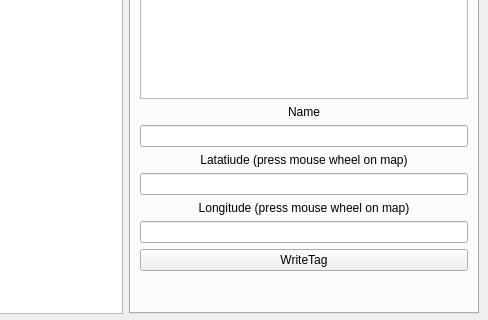
Old version of the form src/demoApp/mainwindow.ui in the repository geo2tag/core-1.0; both pictures show x 312 to 800 and y 149 to 469 of the 800 by 600 pixel window.
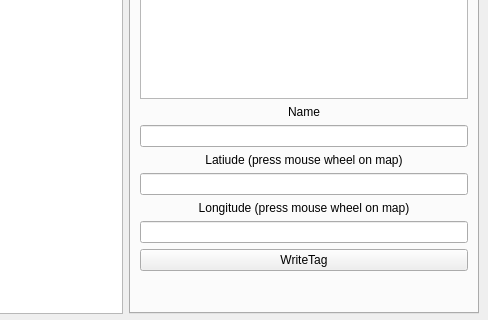
New version of the form. The open tabs and pages were chosen to show the change.

Diff of the .ui file:
```diff
--- a/src/demoApp/mainwindow.ui
+++ b/src/demoApp/mainwindow.ui
@@ -369,7 +369,7 @@
               <item>
                <widget class="QLabel" name="label_13">
                 <property name="text">
-                 <string>Latatiude (press mouse wheel on map)</string>
+                 <string>Latiude (press mouse wheel on map)</string>
                 </property>
                 <property name="alignment">
                  <set>Qt::AlignCenter</set>
```
Left out of the diff: 2 changed lines with no effect on the pictures.
